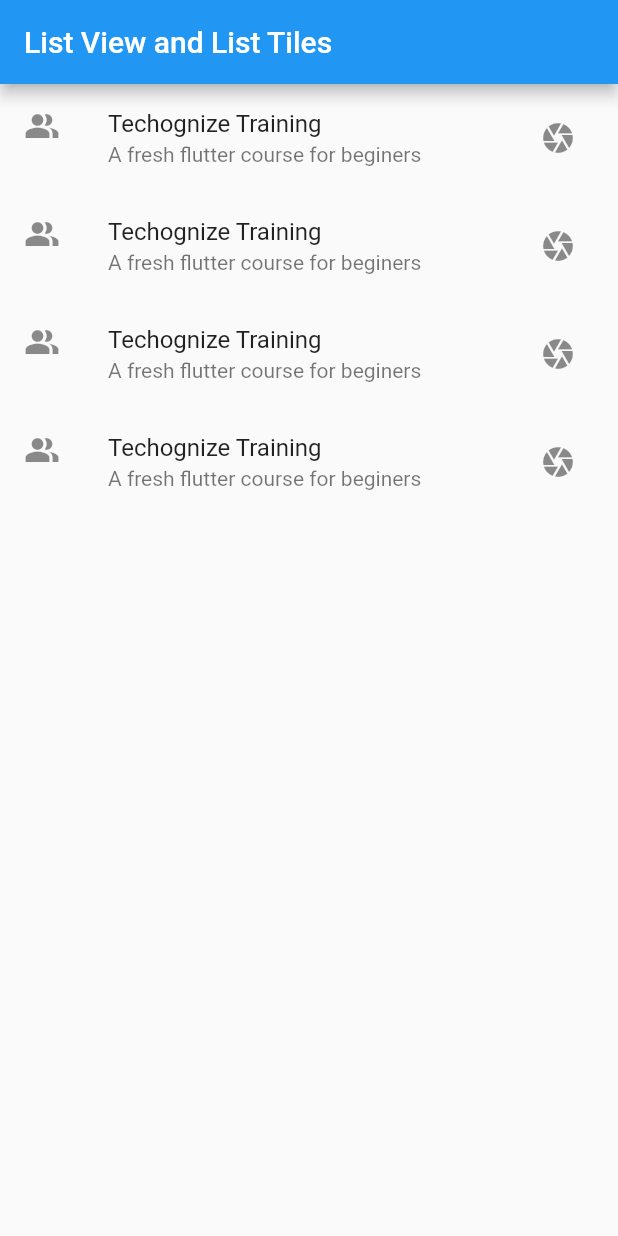
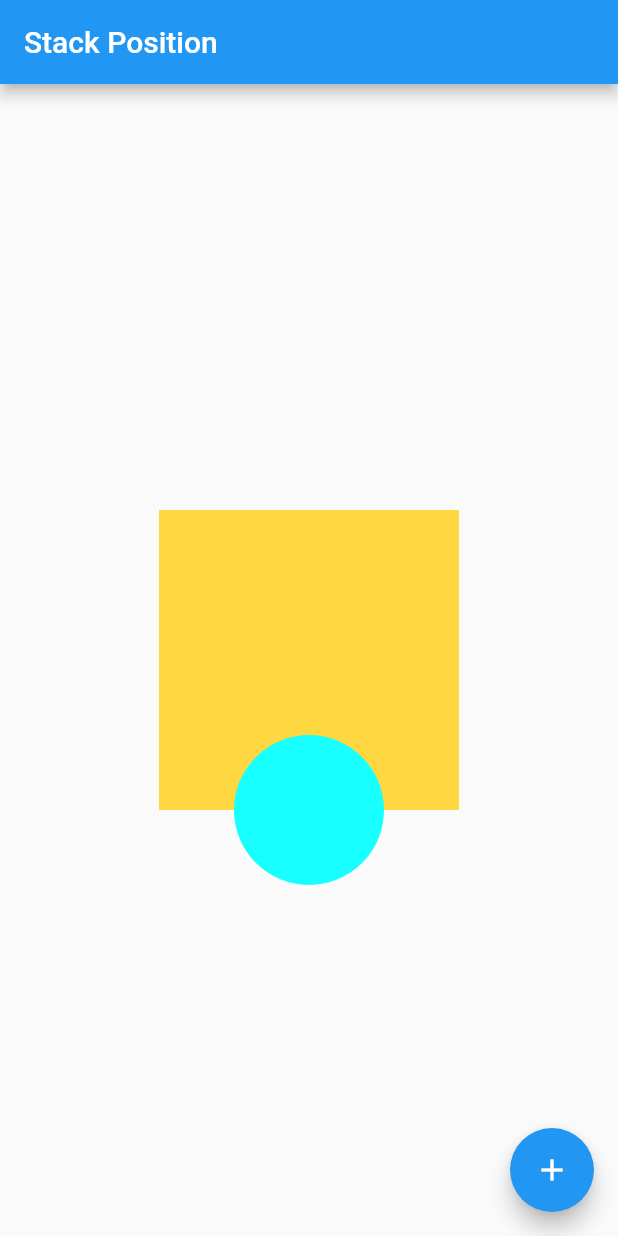
Before and after one commit to shiiishiiir/techognizeClass, a Flutter app: the screen it shows after launch, on a phone screen of 412 x 824 dp. Run offline on Flutter 3.47's test engine with Material 2 defaults, Android fonts, the phone set to English and light mode, and no system bars.

Commit message:
ListView.builder Stack Positioned Floating Action Button

```diff
--- a/lib/main.dart
+++ b/lib/main.dart
@@ -6,6 +6,7 @@ import 'package:flutter/cupertino.dart';
 import 'package:flutter/material.dart';
 import 'package:techognize/Homepage.dart';
 import 'package:techognize/widgetss/ListViewTiless.dart';
+import 'package:techognize/widgetss/MyStackPositionedd.dart';
 
 void main() {
   runApp(const Shishir());
@@ -17,7 +18,7 @@ class Shishir extends StatelessWidget {
   Widget build(BuildContext context) {
     return MaterialApp(
       debugShowCheckedModeBanner: false,
-      home: ListViewTiless(),
+      home: MyStackPosition(),
     );
   }
 }
--- a/lib/widgetss/ListViewTiless.dart
+++ b/lib/widgetss/ListViewTiless.dart
@@ -1,7 +1,15 @@
 import 'package:flutter/material.dart';
 
-class ListViewTiless extends StatelessWidget {
+class ListViewTiless extends StatefulWidget {
   const ListViewTiless({Key? key}) : super(key: key);
+
+  @override
+  State<ListViewTiless> createState() => _ListViewTilessState();
+}
+
+class _ListViewTilessState extends State<ListViewTiless> {
+
+  List<String> names = [ "Shishir", "Abir", "Izazul","Mahidul", "jamiul", "Ehsan","Shishir", "Abir", "Izazul","Mahidul", "jamiul", "Ehsan","Shishir", "Abir", "Izazul","Mahidul", "jamiul", "Ehsan"];
 
   @override
   Widget build(BuildContext context) {
@@ -10,45 +18,19 @@ class ListViewTiless extends StatelessWidget {
         appBar: AppBar(
           title: Text("List View and List Tiles"),
         ),
-        body: ListView(
-          children: <Widget>[
-            ListTile(
-              title: Text("Techognize Training"),
-              subtitle: Text("A fresh flutter course for beginers"),
-              leading: Icon(Icons.people_alt_sharp),
-              trailing: IconButton(
-                onPressed: () {},
-                icon: Icon(Icons.camera),
+        body: ListView.builder(
+          itemCount: names.length,
+          itemBuilder: (BuildContext context , int index ){
+            return Container(
+              child: Column(
+                children:<Widget>[
+                  ListTile(
+                    title: Text(names[index]),
+                  ),
+                ],
               ),
-            ),
-            ListTile(
-              title: Text("Techognize Training"),
-              subtitle: Text("A fresh flutter course for beginers"),
-              leading: Icon(Icons.people_alt_sharp),
-              trailing: IconButton(
-                onPressed: () {},
-                icon: Icon(Icons.camera),
-              ),
-            ),
-            ListTile(
-              title: Text("Techognize Training"),
-              subtitle: Text("A fresh flutter course for beginers"),
-              leading: Icon(Icons.people_alt_sharp),
-              trailing: IconButton(
-                onPressed: () {},
-                icon: Icon(Icons.camera),
-              ),
-            ),
-            ListTile(
-              title: Text("Techognize Training"),
-              subtitle: Text("A fresh flutter course for beginers"),
-              leading: Icon(Icons.people_alt_sharp),
-              trailing: IconButton(
-                onPressed: () {},
-                icon: Icon(Icons.camera),
-              ),
-            ),
-          ],
+            );
+          },
         ),
       ),
     );
--- /dev/null
+++ b/lib/widgetss/MyStackPositionedd.dart
@@ -0,0 +1,38 @@
+import 'package:flutter/material.dart';
+
+class MyStackPosition extends StatelessWidget {
+  const MyStackPosition({Key? key}) : super(key: key);
+
+  @override
+  Widget build(BuildContext context) {
+    return SafeArea(
+      child: Scaffold(
+        appBar: AppBar(
+          title: Text("Stack Position"),
+        ),
+        floatingActionButton: FloatingActionButton(onPressed: (){}, child: Icon(Icons.add),),
+        body: Center(
+          child: Stack(
+            // clipBehavior: Clip.none,
+            overflow: Overflow.visible,
+            alignment: Alignment.bottomCenter,
+            children:<Widget>[
+              Container(
+                height: 200,
+                width: 200,
+                color: Colors.amberAccent,
+              ),
+              Positioned(
+                bottom: -50,
+                child: CircleAvatar(
+                  radius: 50,
+                  backgroundColor: Colors.cyanAccent,
+                ),
+              ),
+            ],
+          ),
+        ),
+      ),
+    );
+  }
+}
```
Also changed, not shown: lib/NewDesign.dart (deleted).
